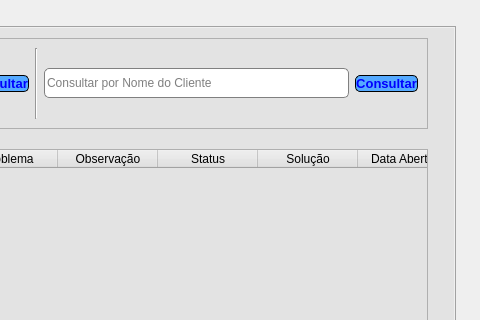
The window that ui_tela_chamado.ui (AlexsandroFaria/ControleChamadosPython) describes before a commit, drawn with Qt 5; both pictures show x 765 to 1245 and y 129 to 449 of the 1245 by 658 pixel window.
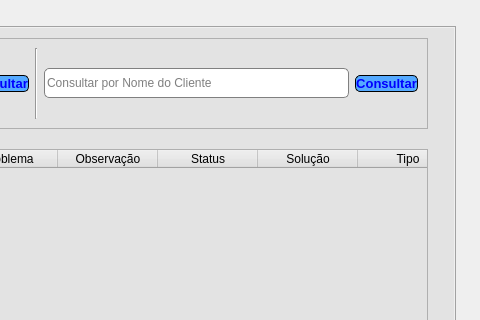
The same window after the commit. The open tabs and pages were chosen to show the change. Icons and pictures are not drawn.

Commit message:
Tela chamado 4
- Criado os métodos de alteração e exclusão de chamado;
- Criado métodos de alteração e exclusão da classe chamadoDao;
- Concluído o docString da classe Dão e tela de chamados.

```diff
--- a/ui_tela_chamado.ui
+++ b/ui_tela_chamado.ui
@@ -1287,16 +1287,16 @@
        <string>Solução</string>
       </property>
      </column>
+     <column>
+      <property name="text">
+       <string>Tipo</string>
+      </property>
+     </column>
      <column>
       <property name="text">
        <string>Data Abertura</string>
       </property>
      </column>
-     <column>
-      <property name="text">
-       <string>Classificação</string>
-      </property>
-     </column>
      <column>
       <property name="text">
        <string>Atualização</string>
```
Left out of the diff: 51 changed lines with no effect on the pictures. The commit also changes 15 other files.
